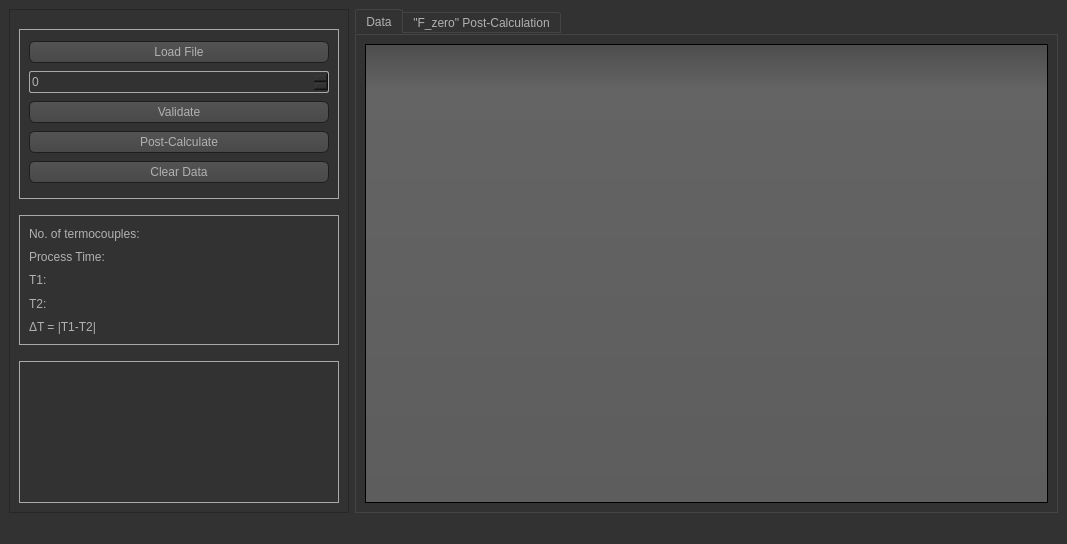
Above: main_3.ui from PyShaman/Lucas before the change. Below: the same form after it.
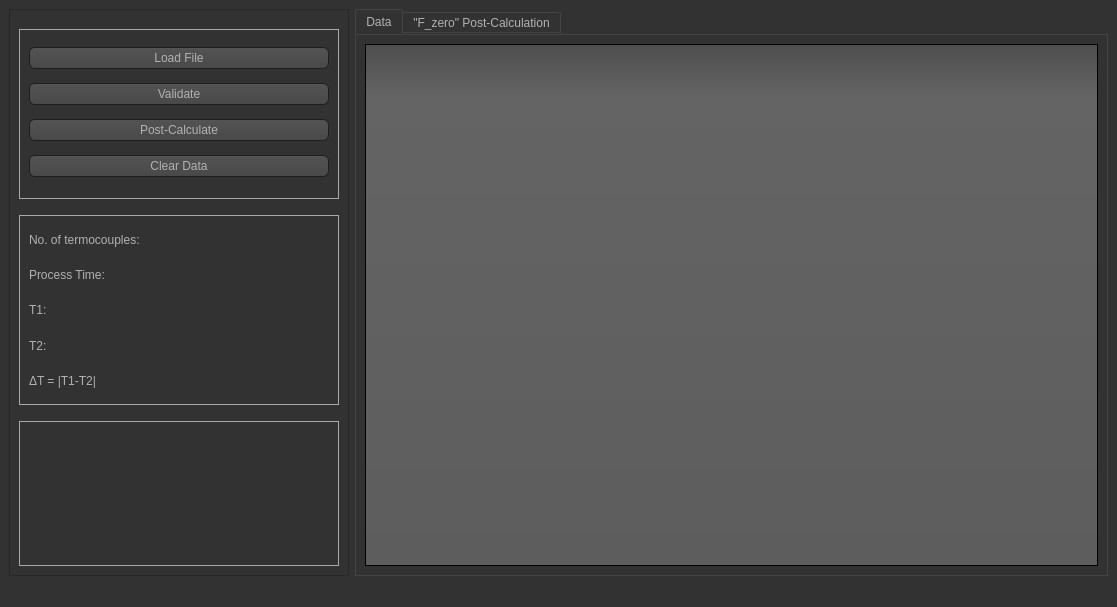
That is the form after the change. Icons and pictures are not drawn. Custom widgets are drawn as their Qt base class.

Commit message: update delta time condition

Diff of the .ui file:
```diff
--- a/main_3.ui
+++ b/main_3.ui
@@ -6,8 +6,8 @@
    <rect>
     <x>0</x>
     <y>0</y>
-    <width>1067</width>
-    <height>544</height>
+    <width>1117</width>
+    <height>607</height>
    </rect>
   </property>
   <property name="windowTitle">
@@ -582,13 +582,6 @@
             </property>
            </widget>
           </item>
-          <item>
-           <widget class="QSpinBox" name="spinBox">
-            <property name="styleSheet">
-             <string notr="true">font: 14pt &quot;Century Gothic&quot;;</string>
-            </property>
-           </widget>
-          </item>
           <item>
            <widget class="QPushButton" name="validation_btn">
             <property name="styleSheet">
@@ -627,13 +620,13 @@
          <property name="minimumSize">
           <size>
            <width>320</width>
-           <height>0</height>
+           <height>200</height>
           </size>
          </property>
          <property name="maximumSize">
           <size>
            <width>320</width>
-           <height>140</height>
+           <height>200</height>
           </size>
          </property>
          <property name="title">
```
Left out of the diff: 2 changed lines with no effect on the pictures. The commit also changes 1 other file.
